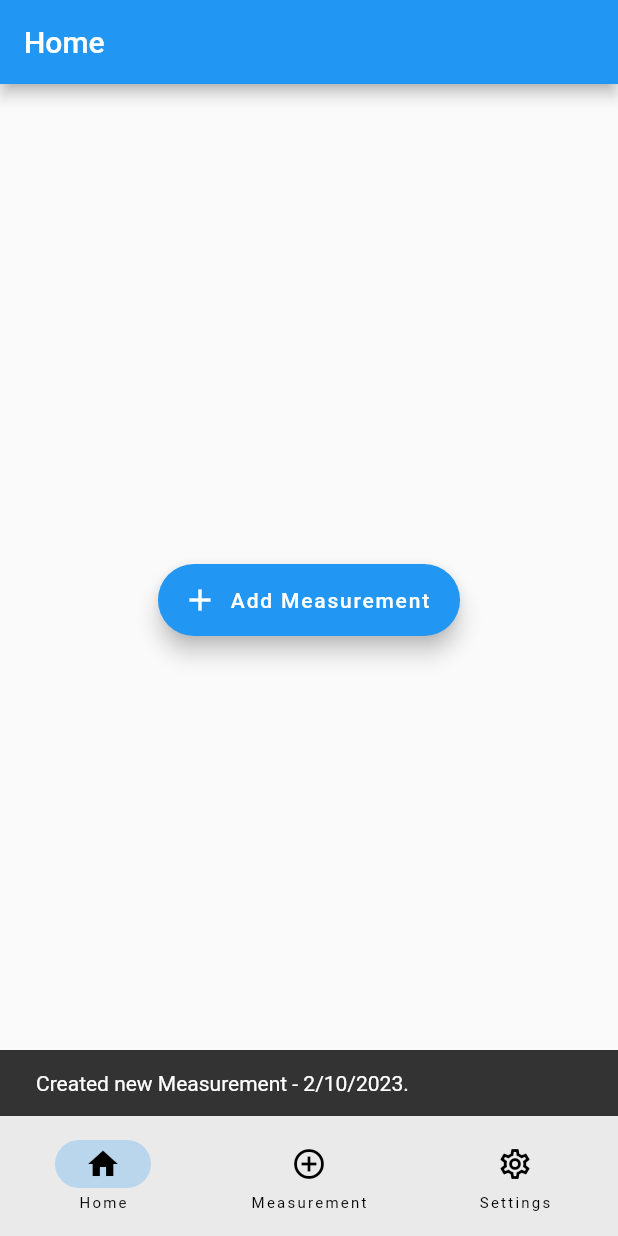
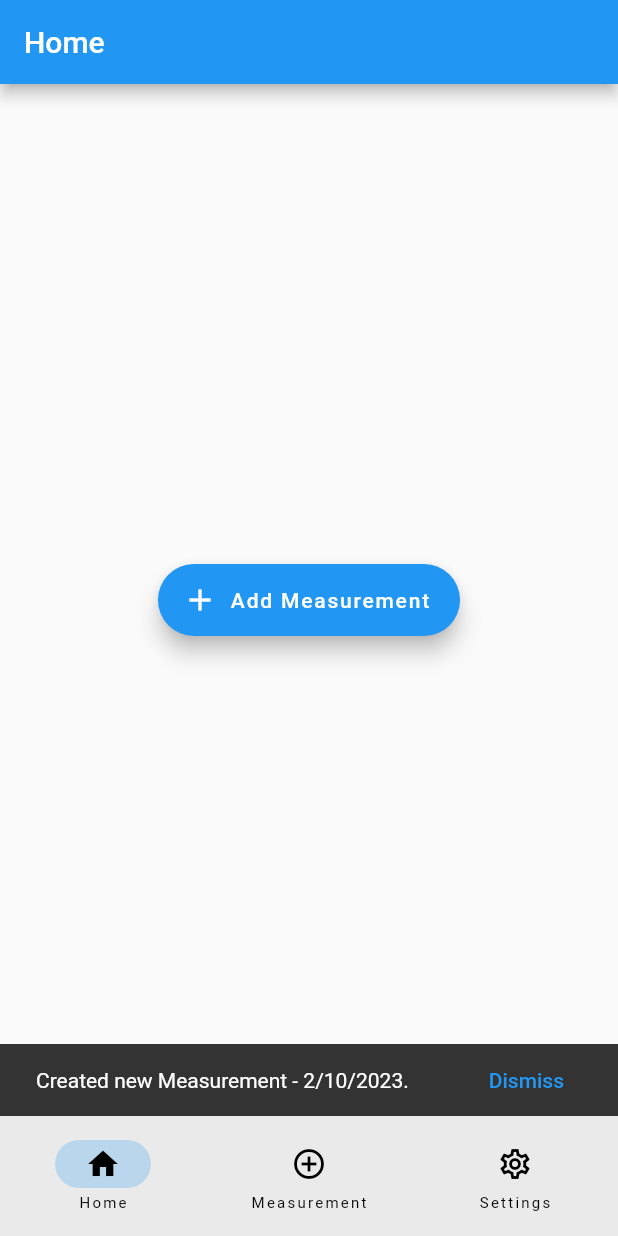
Before and after one commit to deandreamatias/sys-dia-log, a Flutter app: the screen it shows after launch, after a tap on "Add Measurement", after a tap on "Save", on a phone screen of 412 x 824 dp. Run offline on Flutter 3.47's test engine with Material 2 defaults, Android fonts, the light colour scheme and no system bars; our stand-ins replace auto_route, flutter_i18n, hive, hive_flutter, numberpicker; accounts and stored records are empty.

Commit message:
rework snack bar

```diff
--- a/assets/i18n/be_BLR.json
+++ b/assets/i18n/be_BLR.json
@@ -9,5 +9,6 @@
   "diastolic": "Дыясталічны",
   "save": "Захаваць",
   "created": "Дададзена новае вымярэнне - {createdAt}.",
-  "add": "Дадаць Вымярэнне"
+  "add": "Дадаць Вымярэнне",
+  "dismiss": "Закрыць"
 }
--- a/assets/i18n/en_US.json
+++ b/assets/i18n/en_US.json
@@ -9,5 +9,6 @@
   "diastolic": "Diastolic",
   "save": "Save",
   "created": "Created new Measurement - {createdAt}.",
-  "add": "Add Measurement"
+  "add": "Add Measurement",
+  "dismiss": "Dismiss"
 }
--- a/assets/i18n/ru_RU.json
+++ b/assets/i18n/ru_RU.json
@@ -9,5 +9,6 @@
   "diastolic": "Диастолическое",
   "save": "Сохранить",
   "created": "Добавлено новое измерение - {createdAt}.",
-  "add": "Добавить Измерение"
+  "add": "Добавить Измерение",
+  "dismiss": "Закрыть"
 }
--- a/lib/modules/measurement/views/measurement_view.dart
+++ b/lib/modules/measurement/views/measurement_view.dart
@@ -6,6 +6,7 @@
 import 'package:numberpicker/numberpicker.dart';
 import 'package:sys_dia_log/modules/measurement/models/measurement.dart';
 import 'package:sys_dia_log/routing/router.dart';
+import 'package:sys_dia_log/shared/ui/snack_bars.dart';
 
 import '../../../hive/hive_box.dart';
 
@@ -43,13 +44,14 @@
 
     ScaffoldMessenger.of(context)
       ..removeCurrentSnackBar()
-      ..showSnackBar(SnackBar(
-          content: I18nText(
-        'created',
-        translationParams: {
-          'createdAt': DateFormat.yMd().format(measurement.createdAt)
-        },
-      )));
+      ..showSnackBar(getSnackBarWithDismissAction(
+          I18nText(
+            "created",
+            translationParams: {
+              'createdAt': DateFormat.yMd().format(measurement.createdAt)
+            },
+          ),
+          context));
   }
 
   @override
--- /dev/null
+++ b/lib/shared/ui/snack_bars.dart
@@ -0,0 +1,11 @@
+import 'package:flutter/material.dart';
+import 'package:flutter_i18n/flutter_i18n.dart';
+
+SnackBar getSnackBarWithDismissAction(I18nText message, BuildContext context) {
+  return SnackBar(
+      content: message,
+      action: SnackBarAction(
+        label: FlutterI18n.translate(context, "dismiss"),
+        onPressed: () => ScaffoldMessenger.of(context).removeCurrentSnackBar(),
+      ));
+}
--- a/lib/shared/views/nav_bar_view.dart
+++ b/lib/shared/views/nav_bar_view.dart
@@ -38,9 +38,11 @@
                     label: FlutterI18n.translate(context, 'settings'))
               ],
               selectedIndex: tabsRouter.activeIndex,
-            onDestinationSelected: (tabIndex) =>
+              onDestinationSelected: (tabIndex) => {
                     tabsRouter.setActiveIndex(tabIndex),
-          ),
+                    // clear current snack bar on navigate to different tab
+                    ScaffoldMessenger.of(context).removeCurrentSnackBar()
+                  }),
         );
       },
     );
```
Lines whose indentation alone changed are shown as unchanged.
